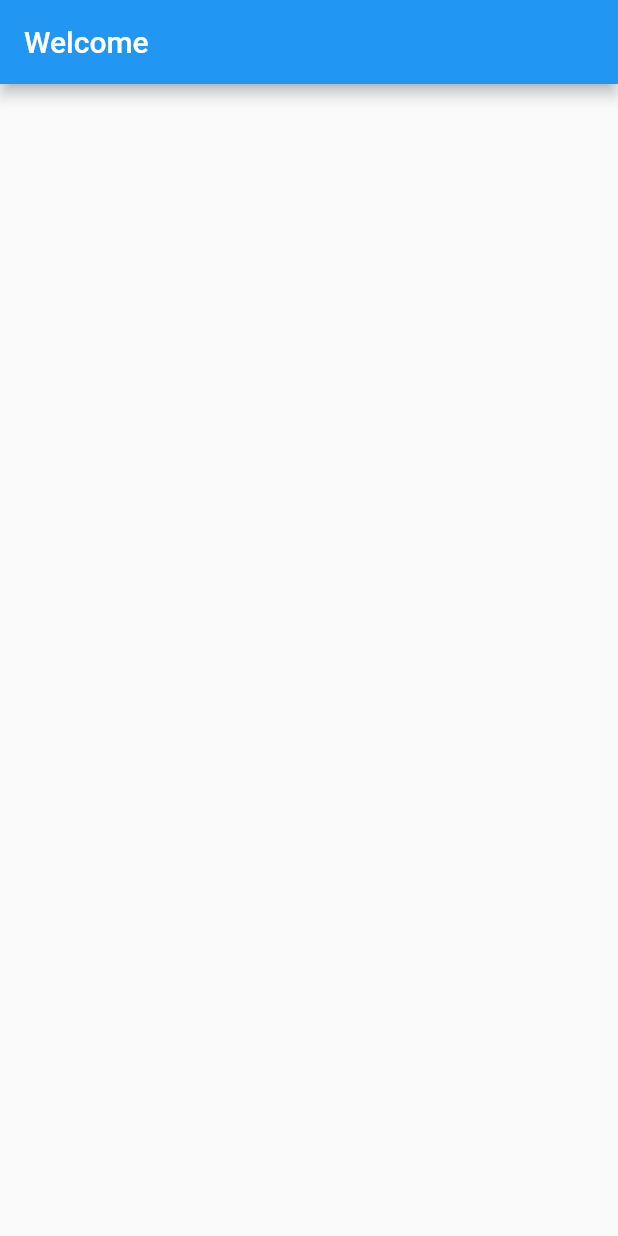
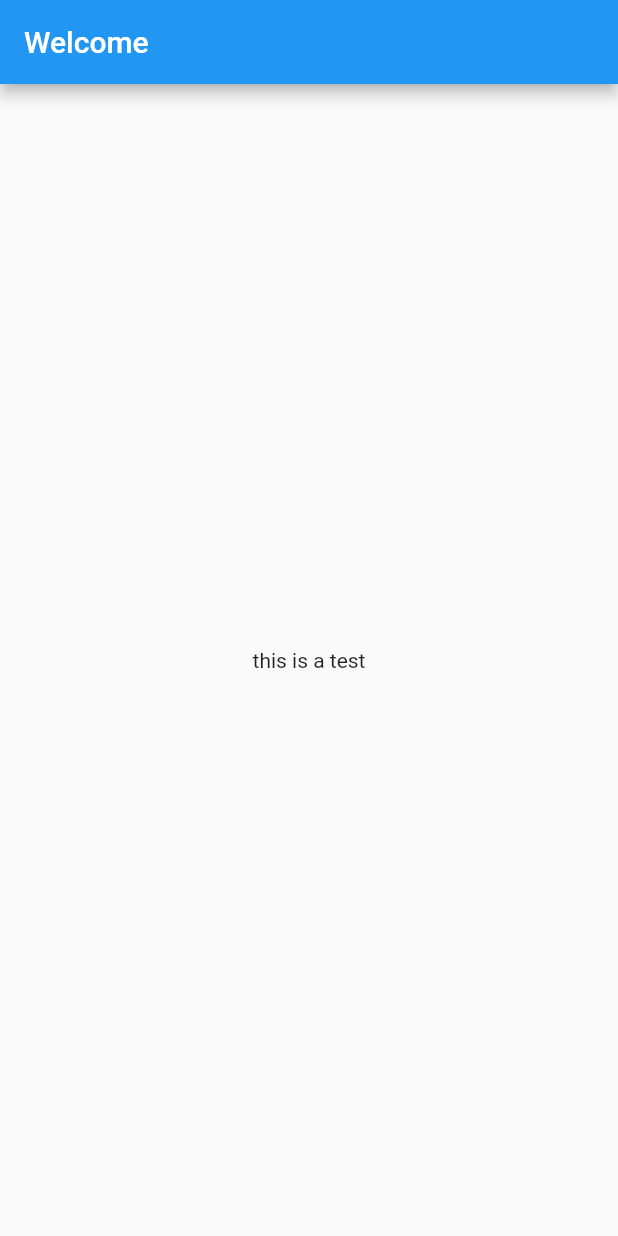
Before and after one commit to bolajibillionz/grazac_cohort_13_fintech_app, a Flutter app: the screen it shows after launch, on a phone screen of 412 x 824 dp. Run offline on Flutter 3.47's test engine with Material 2 defaults, Android fonts, the phone set to English and light mode, and no system bars.

Commit message:
just a test

```diff
--- a/lib/presentation/onboarding/splash_screen.dart
+++ b/lib/presentation/onboarding/splash_screen.dart
@@ -16,6 +16,11 @@ class _SplashScreenState extends State<SplashScreen> {
           'Welcome'
         ),
       ),
+      body: Center(
+        child: Text(
+          'this is a test'
+        ),
+      ),
     );
   }
 }
```
